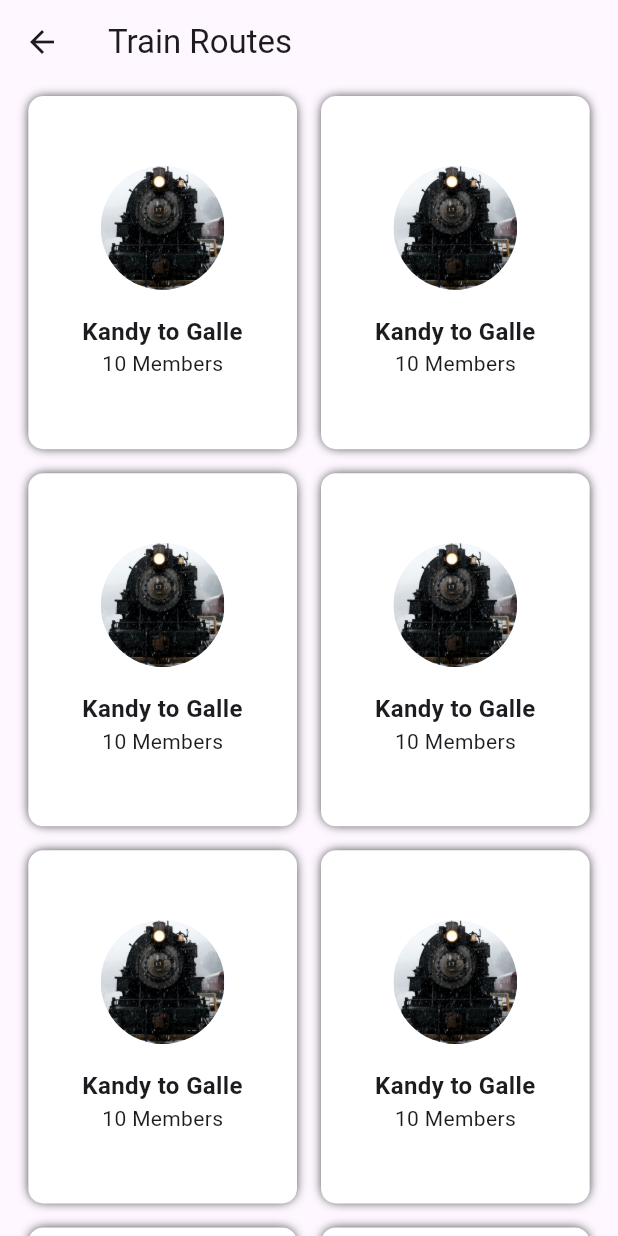
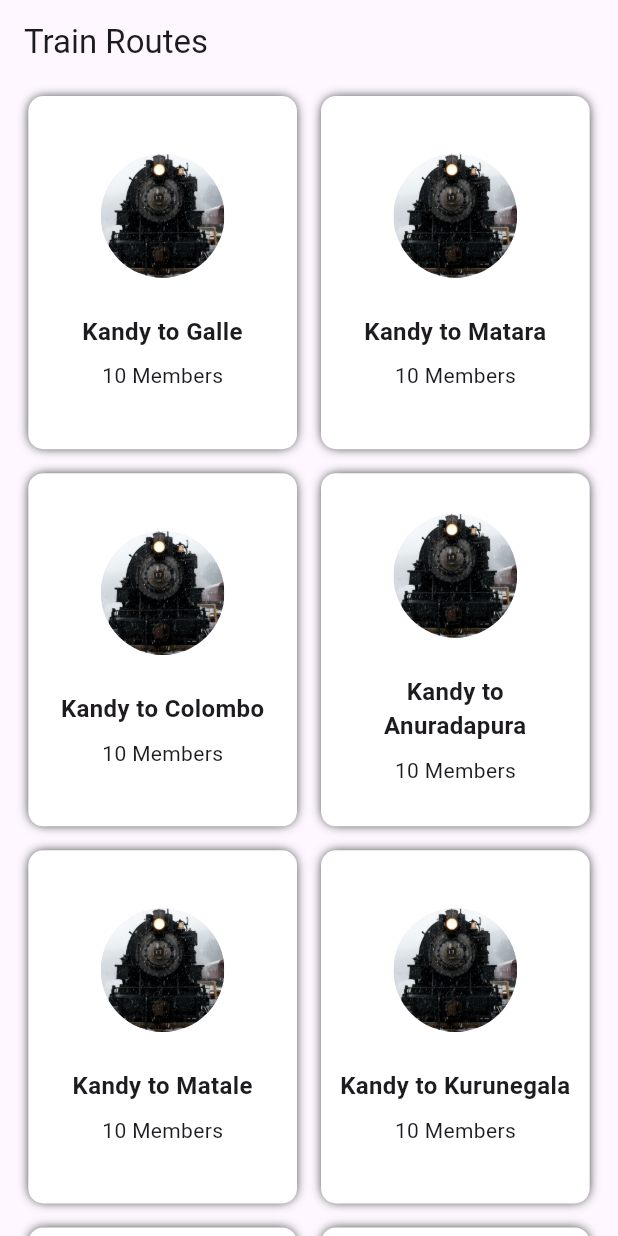
Before and after one commit to Shenith404/Train-App, a Flutter app: the RoutePage screen opened directly, on a phone screen of 412 x 824 dp. Run offline on Flutter 3.47's test engine with Material 3 defaults, Android fonts, the phone set to English and light mode, and no system bars.

Commit message:
5/1
Animation for RoutePage

```diff
--- a/trainapp/lib/Entities/TrainRoute.dart
+++ b/trainapp/lib/Entities/TrainRoute.dart
@@ -23,15 +23,15 @@ class TrainRoute {
   static List<TrainRoute> routeList() {
     return [
       TrainRoute("ru01", "Kandy to Galle", [], []),
-      TrainRoute("ru01", "Kandy to Galle", [], []),
-      TrainRoute("ru01", "Kandy to Galle", [], []),
-      TrainRoute("ru01", "Kandy to Galle", [], []),
-      TrainRoute("ru01", "Kandy to Galle", [], []),
-      TrainRoute("ru01", "Kandy to Galle", [], []),
-      TrainRoute("ru01", "Kandy to Galle", [], []),
-      TrainRoute("ru01", "Kandy to Galle", [], []),
-      TrainRoute("ru01", "Kandy to Galle", [], []),
-      TrainRoute("ru01", "Kandy to Galle", [], []),
+      TrainRoute("ru01", "Kandy to Matara", [], []),
+      TrainRoute("ru01", "Kandy to Colombo", [], []),
+      TrainRoute("ru01", "Kandy to Anuradapura", [], []),
+      TrainRoute("ru01", "Kandy to Matale", [], []),
+      TrainRoute("ru01", "Kandy to Kurunegala", [], []),
+      TrainRoute("ru01", "Kandy to Jaffna", [], []),
+      TrainRoute("ru01", "Kandy to Badulla", [], []),
+      TrainRoute("ru01", "Kandy to Polgahawela", [], []),
+      TrainRoute("ru01", "Kandy to Ella", [], []),
     ];
   }
 }
--- a/trainapp/lib/Pages/RoutePage.dart
+++ b/trainapp/lib/Pages/RoutePage.dart
@@ -20,6 +20,8 @@ class _RoutePageState extends State<RoutePage> {
       ),
       body: SingleChildScrollView(
         child: Center(
+          //show Train Routes
+
           child: Wrap(
             children: <Widget>[
               for (var li in list)
--- a/trainapp/lib/Widgets/RouteWidget.dart
+++ b/trainapp/lib/Widgets/RouteWidget.dart
@@ -1,5 +1,6 @@
 import 'package:flutter/material.dart';
 import 'package:trainapp/Colours/Colors.dart';
+import "package:trainapp/Pages/ChatPage.dart";
 
 class RouteWidget extends StatefulWidget {
   final String image;
@@ -19,8 +20,19 @@ class _RouteWidgetState extends State<RouteWidget> {
   @override
   Widget build(BuildContext context) {
     return GestureDetector(
-      onTap: null,
-      child: Padding(
+      onTap: () {
+        Navigator.of(context).push(MaterialPageRoute(
+            builder: (context) => ChatPage(
+                routeName: widget.routeName,
+                members: widget.Members,
+                routeImage: widget.image)));
+      },
+      child: _routeWidget(context),
+    );
+  }
+
+  Padding _routeWidget(BuildContext context) {
+    return Padding(
       padding: const EdgeInsets.all(8.0),
       child: Container(
         width: MediaQuery.of(context).size.width / 2.3,
@@ -29,7 +41,7 @@ class _RouteWidgetState extends State<RouteWidget> {
             color: secondaryColor,
             borderRadius: BorderRadius.circular(10),
             boxShadow: [
-                const BoxShadow(
+              BoxShadow(
                   color: primaryColor,
                   offset: Offset(0, 0),
                   blurRadius: 5,
@@ -39,21 +51,31 @@ class _RouteWidgetState extends State<RouteWidget> {
             mainAxisAlignment: MainAxisAlignment.center,
             crossAxisAlignment: CrossAxisAlignment.center,
             children: [
-                CircleAvatar(
+              //Image
+              Hero(
+                tag: "tag-${widget.routeName}",
+                child: CircleAvatar(
                   backgroundImage: AssetImage(widget.image),
                   radius: MediaQuery.of(context).size.width / 10,
                 ),
+              ),
               SizedBox(height: MediaQuery.of(context).size.height / 50),
-                Text(
+
+              //Route name
+              Padding(
+                padding: const EdgeInsets.all(8.0),
+                child: Text(
                   widget.routeName,
                   maxLines: 2,
                   textAlign: TextAlign.center,
                   style: const TextStyle(
                       fontWeight: FontWeight.bold, fontSize: 16),
                 ),
+              ),
+
+              //Members
               Text(widget.Members.toString() + " Members"),
             ]),
-        ),
       ),
     );
   }
--- a/trainapp/pubspec.yaml
+++ b/trainapp/pubspec.yaml
@@ -36,6 +36,7 @@ dependencies:
   # Use with the CupertinoIcons class for iOS style icons.
   cupertino_icons: ^1.0.2
   intl: ^0.19.0
+  hero_animation: ^1.1.4
 
 dev_dependencies:
   flutter_test:
@@ -46,7 +47,7 @@ dev_dependencies:
   # activated in the `analysis_options.yaml` file located at the root of your
   # package. See that file for information about deactivating specific lint
   # rules and activating additional ones.
-  flutter_lints: ^2.0.0
+  flutter_lints: ^3.0.1
 
 # For information on the generic Dart part of this file, see the
 # following page: https://dart.dev/tools/pub/pubspec
```
Also changed, not shown: trainapp/lib/Pages/ChatPage.dart (+74 -18 lines), trainapp/lib/main.dart (+4 -9 lines), trainapp/pubspec.lock. Lines whose indentation alone changed are shown as unchanged.
